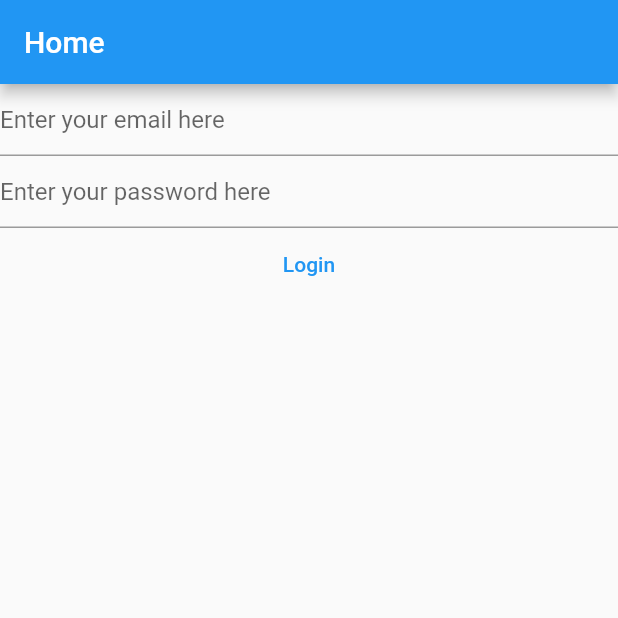
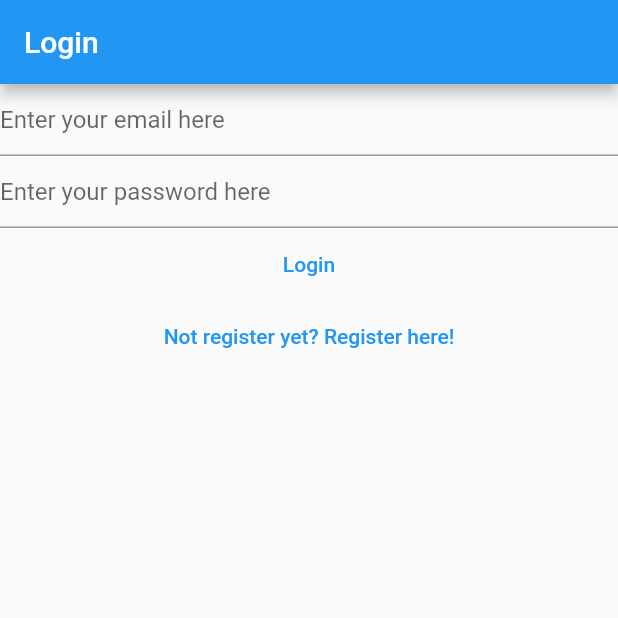
Before and after one commit to Kittisak2001/Flutter-My_Notes_Application, a Flutter app: the screen it shows after launch, on a phone screen of 412 x 824 dp, the top half of it. Run offline on Flutter 3.47's test engine with Material 2 defaults, Android fonts, the phone set to English and light mode, and no system bars; our stand-ins replace firebase_auth, firebase_core; accounts and stored records are empty.

Commit message:
Link Between Login and Register Views

```diff
--- a/lib/main.dart
+++ b/lib/main.dart
@@ -1,7 +1,5 @@
-import 'package:firebase_auth/firebase_auth.dart';
 import 'package:firebase_core/firebase_core.dart';
 import 'package:flutter/material.dart';
-import 'package:flutter/scheduler.dart';
 import 'package:mynotes/views/login_view.dart';
 import 'package:mynotes/views/register_view.dart';
 import 'firebase_options.dart';
@@ -15,6 +13,10 @@ void main() {
         primarySwatch: Colors.blue,
       ),
       home: const HomePage(),
+      routes: {
+        '/login' : (context) => const LoginView(),
+        '/register' :(context) => const RegisterView(),
+      },
     ),
   );
 }
@@ -24,11 +26,7 @@ class HomePage extends StatelessWidget {
 
   @override
   Widget build(BuildContext context) {
-    return Scaffold(
-      appBar: AppBar(
-        title: const Text('Home'),
-      ),
-      body: FutureBuilder(
+    return FutureBuilder(
         future: Firebase.initializeApp(
           options: DefaultFirebaseOptions.currentPlatform,
         ),
@@ -46,36 +44,9 @@ class HomePage extends StatelessWidget {
               // }
               return const LoginView();
             default:
-              return const Text('Loading....');
+              return const CircularProgressIndicator();
           }
         },
-      ),
     );
   }
 }
-
-class VerifyEmailView extends StatefulWidget {
-  const VerifyEmailView({Key? key}) : super(key: key);
-
-  @override
-  State<VerifyEmailView> createState() => _VerifyEmailViewState();
-}
-
-class _VerifyEmailViewState extends State<VerifyEmailView> {
-  @override
-  Widget build(BuildContext context) {
-    return Scaffold(
-      body: Column(
-        children: [
-          const Text('Please verify your email address:'),
-          TextButton(
-              onPressed: () async {
-                final user = FirebaseAuth.instance.currentUser;
-                await user?.sendEmailVerification();
-              },
-              child: const Text('Send email verification')),
-        ],
-      ),
-    );
-  }
-}
--- a/lib/views/login_view.dart
+++ b/lib/views/login_view.dart
@@ -1,6 +1,5 @@
 import 'package:firebase_auth/firebase_auth.dart';
 import 'package:flutter/material.dart';
-
 
 class LoginView extends StatefulWidget {
   const LoginView({Key? key}) : super(key: key);
@@ -30,7 +29,11 @@ class _LoginViewState extends State<LoginView> {
 
   @override
   Widget build(BuildContext context) {
-    return Column(
+    return Scaffold(
+      appBar: AppBar(
+        title: const Text('Login'),
+      ),
+      body: Column(
         children: [
           TextField(
             controller: _email,
@@ -71,7 +74,17 @@ class _LoginViewState extends State<LoginView> {
             },
             child: const Text('Login'),
           ),
+          TextButton(
+            onPressed: () {
+              Navigator.of(context).pushNamedAndRemoveUntil(
+                '/register',
+                (route) => false,
+              );
+            },
+            child: const Text('Not register yet? Register here!'),
+          )
         ],
+      ),
     );
   }
 }
--- a/lib/views/register_view.dart
+++ b/lib/views/register_view.dart
@@ -32,7 +32,11 @@ class _RegisterViewState extends State<RegisterView> {
 
   @override
   Widget build(BuildContext context) {
-    return Column(
+    return Scaffold(
+      appBar: AppBar(
+        title: Text('Register'),
+      ),
+      body: Column(
         children: [
           TextField(
             controller: _email,
@@ -75,7 +79,16 @@ class _RegisterViewState extends State<RegisterView> {
             },
             child: const Text('Register'),
           ),
+          TextButton(
+            onPressed: () {
+            Navigator.of(context).pushNamedAndRemoveUntil(
+              '/login',
+              (route) => false,
+            );},
+            child: const Text('Already registered? Login here!'),
+          ),
         ],
+      ),
     );
   }
 }
```
Also changed, not shown: lib/views/verify_email_view.dart (added, +30 -0 lines). Lines whose indentation alone changed are shown as unchanged.
